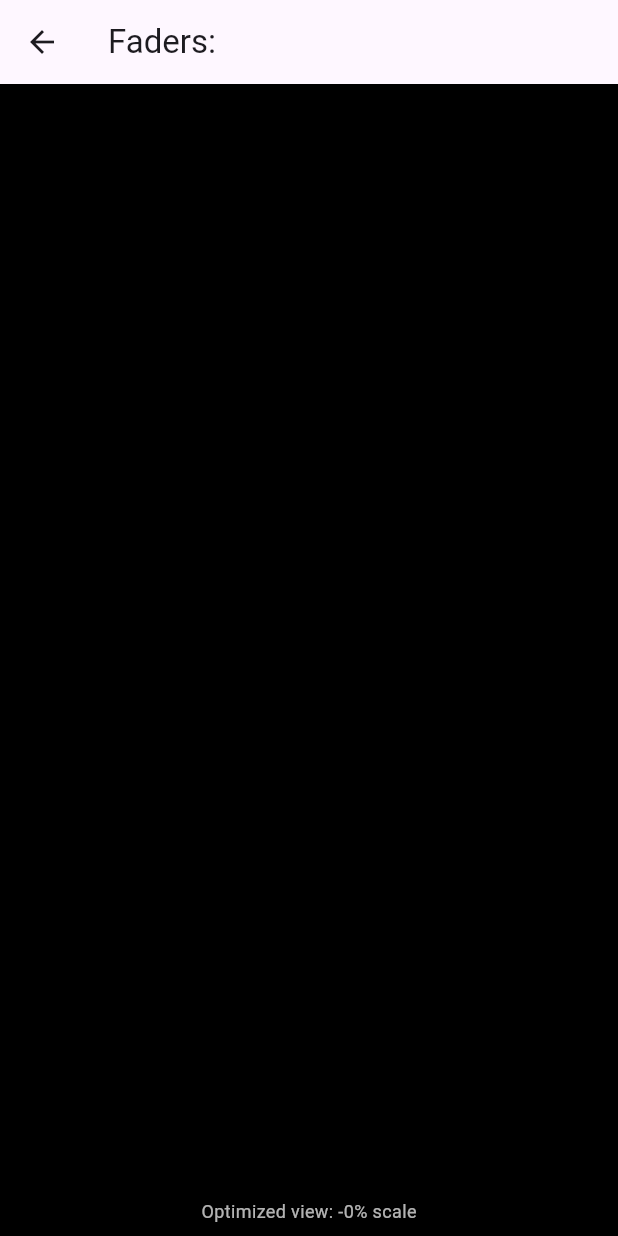
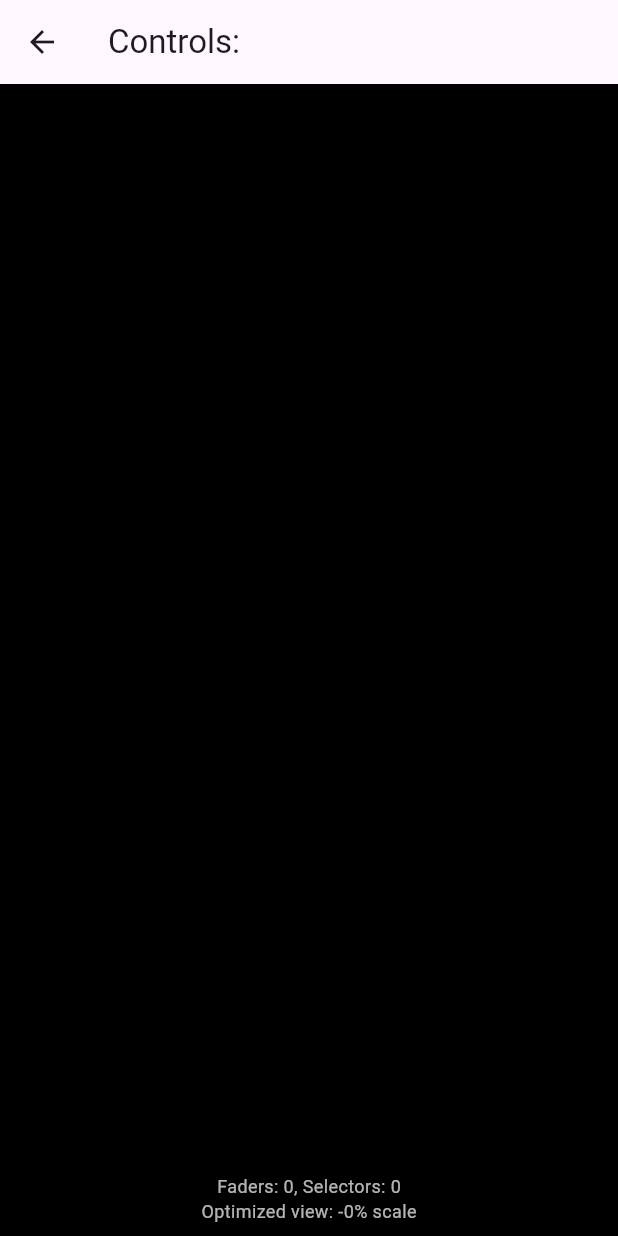
Before and after one commit to buzzspeakerhire/bss_test, a Flutter app: the FixedFadersViewer screen opened directly with empty values, on a phone screen of 412 x 824 dp. Run offline on Flutter 3.47's test engine with Material 3 defaults, Android fonts, the phone set to English and light mode, and no system bars; our stand-ins replace file_picker.

Commit message:
source selectors working, faders not good

```diff
--- a/bss_test/lib/fixed_faders_viewer.dart
+++ b/bss_test/lib/fixed_faders_viewer.dart
@@ -2,6 +2,7 @@ import 'package:flutter/material.dart';
 import 'models/panel_model.dart';
 import 'models/control_types.dart';
 import 'control_renderers/bare_fader_renderer.dart';
+import 'control_renderers/selector_renderer.dart';
 
 class FixedFadersViewer extends StatefulWidget {
   final PanelModel panel;
@@ -34,8 +35,12 @@ class _FixedFadersViewerState extends State<FixedFadersViewer> {
 
   @override
   Widget build(BuildContext context) {
-    // Get only the faders from the panel
+    // Get faders and source selectors from the panel
     final faders = widget.panel.findControlsByType(ControlType.fader);
+    final selectors = widget.panel.findControlsByType(ControlType.selector);
+
+    // Debug information about controls found
+    debugPrint('Found ${faders.length} faders and ${selectors.length} selectors');
 
     // Calculate available screen dimensions
     final screenWidth = MediaQuery.of(context).size.width;
@@ -45,24 +50,30 @@ class _FixedFadersViewerState extends State<FixedFadersViewer> {
                         MediaQuery.of(context).padding.bottom -
                         50; // Extra padding for the label at bottom
 
-    // Find the bounds of the fader area
+    // Find the bounds of all controls
     double minX = double.infinity;
     double minY = double.infinity;
     double maxX = 0;
     double maxY = 0;
 
-    for (final fader in faders) {
-      minX = fader.position.dx < minX ? fader.position.dx : minX;
-      minY = fader.position.dy < minY ? fader.position.dy : minY;
-      maxX = (fader.position.dx + fader.size.width) > maxX ? (fader.position.dx + fader.size.width) : maxX;
-      maxY = (fader.position.dy + fader.size.height) > maxY ? (fader.position.dy + fader.size.height) : maxY;
+    // Process all controls to find bounds
+    final allControls = [...faders, ...selectors];
+    for (final control in allControls) {
+      minX = control.position.dx < minX ? control.position.dx : minX;
+      minY = control.position.dy < minY ? control.position.dy : minY;
+      maxX = (control.position.dx + control.size.width) > maxX ? (control.position.dx + control.size.width) : maxX;
+      maxY = (control.position.dy + control.size.height) > maxY ? (control.position.dy + control.size.height) : maxY;
     }
 
-    // Calculate fader region dimensions
+    // Add a buffer around the region
+    minX = minX - 20;
+    minY = minY - 20;
+    maxX = maxX + 20;
+    maxY = maxY + 20;
+
+    // Calculate control region dimensions
     final regionWidth = maxX - minX;
     final regionHeight = maxY - minY;
-
-    debugPrint('Fader region: $minX,$minY to $maxX,$maxY ($regionWidth x $regionHeight)');
 
     // Calculate scale factor based on whether we're rotating or not
     if (_shouldRotate) {
@@ -78,13 +89,13 @@ class _FixedFadersViewerState extends State<FixedFadersViewer> {
     }
 
     // Apply a safety margin to ensure everything is visible
-    _scaleFactor = _scaleFactor * 0.90; // 90% of calculated scale
+    _scaleFactor = _scaleFactor * 0.75; // 75% of calculated scale
 
     return Scaffold(
       appBar: AppBar(
         title: Text(_shouldRotate
-            ? 'Rotated Faders: ${widget.panel.name}'
-            : 'Faders: ${widget.panel.name}'),
+            ? 'Rotated Controls: ${widget.panel.name}'
+            : 'Controls: ${widget.panel.name}'),
       ),
       body: Container(
         color: Colors.black,
@@ -92,21 +103,34 @@ class _FixedFadersViewerState extends State<FixedFadersViewer> {
         height: double.infinity,
         child: Column(
           children: [
-            // Main fader view with rotation if needed
+            // Main view with rotation if needed
             Expanded(
               child: Center(
+                // We need to use a GestureDetector that doesn't handle events but passes them through
+                child: AbsorbPointer(
+                  absorbing: false,
                   child: _shouldRotate
                       ? RotatedBox(
                           quarterTurns: 1, // 90 degrees clockwise
-                        child: _buildFaderRegion(faders, minX, minY, maxX, maxY),
+                          child: _buildDirectInteractionLayout(faders, selectors, minX, minY, _scaleFactor),
                         )
-                    : _buildFaderRegion(faders, minX, minY, maxX, maxY),
+                      : _buildDirectInteractionLayout(faders, selectors, minX, minY, _scaleFactor),
+                ),
+              ),
+            ),
+
+            // Control count indicator
+            Padding(
+              padding: const EdgeInsets.only(top: 4.0),
+              child: Text(
+                'Faders: ${faders.length}, Selectors: ${selectors.length}',
+                style: const TextStyle(color: Colors.white70, fontSize: 12),
               ),
             ),
 
             // Scale indicator
             Padding(
-              padding: const EdgeInsets.only(top: 4.0, bottom: 8.0),
+              padding: const EdgeInsets.only(bottom: 8.0),
               child: Text(
                 'Optimized view: ${(_scaleFactor * 100).toStringAsFixed(0)}% scale',
                 style: const TextStyle(color: Colors.white70, fontSize: 12),
@@ -118,31 +142,29 @@ class _FixedFadersViewerState extends State<FixedFadersViewer> {
     );
   }
 
-  Widget _buildFaderRegion(List<dynamic> faders, double minX, double minY, double maxX, double maxY) {
-    // Calculate region dimensions
-    final regionWidth = maxX - minX;
-    final regionHeight = maxY - minY;
-
+  // New approach using direct controls for better interaction
+  Widget _buildDirectInteractionLayout(List<dynamic> faders, List<dynamic> selectors, double minX, double minY, double scaleFactor) {
     return Transform.scale(
-      scale: _scaleFactor,
+      scale: scaleFactor,
       alignment: Alignment.center,
-      child: SizedBox(
-        width: regionWidth,
-        height: regionHeight,
-        child: Stack(
-          clipBehavior: Clip.none,
-          children: [
-            // Background
-            Positioned.fill(
       child: Container(
         color: widget.panel.backgroundColor,
-              ),
-            ),
+        child: Stack(
+          fit: StackFit.loose,
+          children: [
+            // First render selectors
+            ...selectors.map((selector) => Positioned(
+              left: selector.position.dx - minX,
+              top: selector.position.dy - minY,
+              width: selector.size.width,
+              height: selector.size.height,
+              child: _buildInteractiveSelector(selector),
+            )),
 
-            // Position faders relative to the region's top-left corner
+            // Then render faders on top for better interaction
             ...faders.map((fader) => Positioned(
-              left: fader.position.dx - minX, // Offset by minX to align with region
-              top: fader.position.dy - minY,  // Offset by minY to align with region
+              left: fader.position.dx - minX,
+              top: fader.position.dy - minY,
               width: fader.size.width,
               height: fader.size.height,
               child: BareFaderRenderer(control: fader),
@@ -152,4 +174,71 @@ class _FixedFadersViewerState extends State<FixedFadersViewer> {
       ),
     );
   }
+
+  // Custom interactive selector that ensures proper gesture handling
+  Widget _buildInteractiveSelector(dynamic selector) {
+    return Material(
+      color: Colors.transparent,
+      child: InkWell(
+        onTap: () {
+          // When tapped, show a dialog with options
+          _showSelectorOptions(selector);
+        },
+        child: Container(
+          decoration: BoxDecoration(
+            color: selector.backgroundColor,
+            border: Border.all(color: Colors.grey),
+            borderRadius: BorderRadius.circular(4),
+          ),
+          padding: const EdgeInsets.symmetric(horizontal: 8, vertical: 4),
+          child: Row(
+            children: [
+              Expanded(
+                child: Text(
+                  selector.name,
+                  style: TextStyle(
+                    color: selector.foregroundColor,
+                    fontSize: 10,
+                  ),
+                  overflow: TextOverflow.ellipsis,
+                ),
+              ),
+              const Icon(Icons.arrow_drop_down, color: Colors.grey, size: 14),
+            ],
+          ),
+        ),
+      ),
+    );
   }
+
+  // Show selector options dialog
+  void _showSelectorOptions(dynamic selector) {
+    final options = selector.properties['options'] as List<dynamic>? ?? [];
+    if (options.isEmpty) return;
+
+    showDialog(
+      context: context,
+      builder: (context) => AlertDialog(
+        title: Text('Select ${selector.name}'),
+        content: SizedBox(
+          width: double.minPositive,
+          child: ListView.builder(
+            shrinkWrap: true,
+            itemCount: options.length,
+            itemBuilder: (context, index) {
+              return ListTile(
+                title: Text(options[index]['label'] ?? 'Option ${index + 1}'),
+                onTap: () {
+                  // Here you would implement the actual selection
+                  // and send it to the device using your communication system
+                  debugPrint('Selected ${options[index]['label']} for ${selector.name}');
+                  Navigator.of(context).pop();
+                },
+              );
+            },
+          ),
+        ),
+      ),
+    );
+  }
+}
```
Lines whose indentation alone changed are shown as unchanged.
